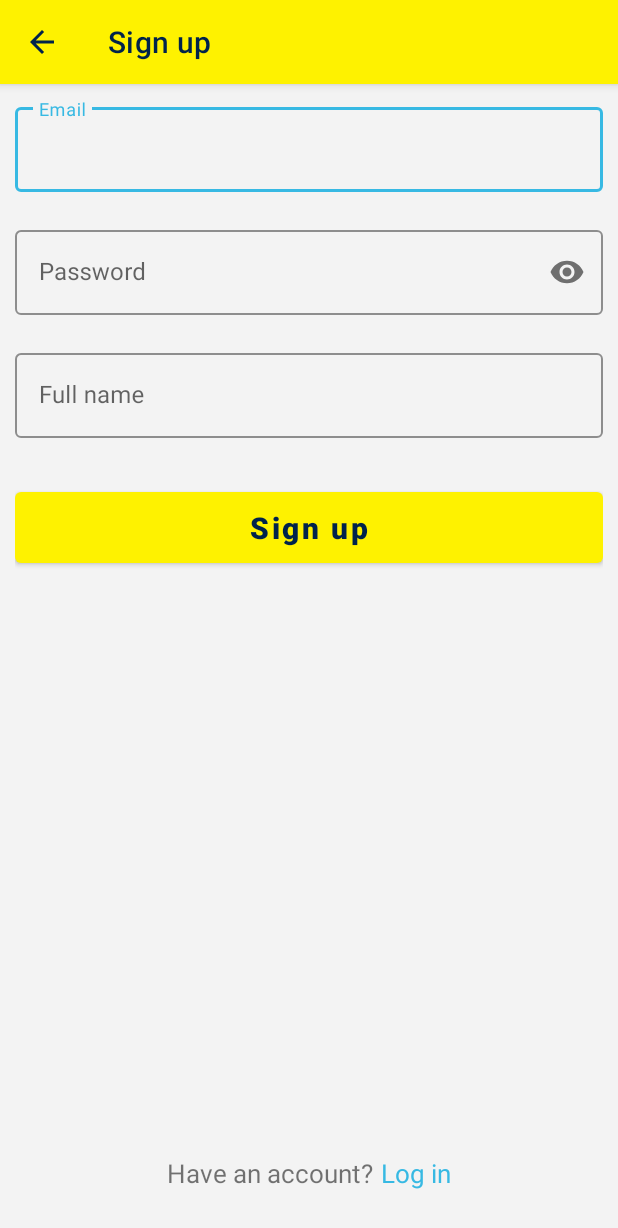
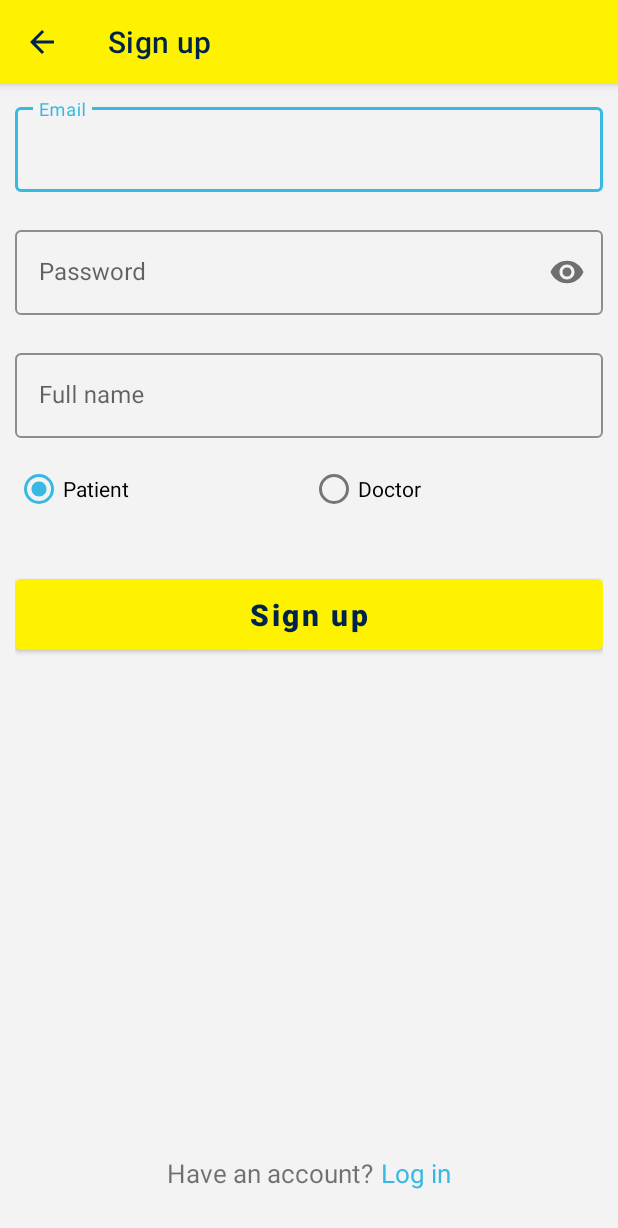
Before and after one commit to wajahatkarim3/ZocDoc-Clone, an Android app: the SignupActivity screen opened directly, with no data from a screen before it, on a phone screen of 412 x 824 dp. Shown: the top 1228 px of the screen. Run offline under Robolectric (Android 15) with nearby library versions, the phone set to English and light mode, and no system bars; our stand-ins replace Firebase (no records; nobody signed in at launch, a user with empty details on screens opened directly); libraries missing offline, so code that uses them is left out: com.cometchat.pro.

Commit message:
Added doctors account screens

```diff
--- a/app/src/main/java/com/wajahatkarim3/zocdoc/screens/SignupActivity.kt
+++ b/app/src/main/java/com/wajahatkarim3/zocdoc/screens/SignupActivity.kt
@@ -15,6 +15,7 @@ import com.google.firebase.auth.FirebaseAuth
 import com.google.firebase.ktx.Firebase
 import com.wajahatkarim3.zocdoc.R
 import com.wajahatkarim3.zocdoc.databinding.ActivitySignupBinding
+import org.json.JSONObject
 
 class SignupActivity : AppCompatActivity() {
 
@@ -77,14 +78,34 @@ class SignupActivity : AppCompatActivity() {
                         cometUser.uid = firebaseUser!!.uid
                         cometUser.name = bi.txtName.text.toString()
 
+                        var meta = JSONObject()
+                        meta.put("isDoctor", bi.radioDoctor.isChecked)
+                        cometUser.metadata = meta
+
                         CometChat.createUser(cometUser, getString(R.string.auth_key), object : CometChat.CallbackListener<User>() {
                             override fun onSuccess(u: User?) {
                                 Log.d("createUser", u.toString());
 
                                 CometChat.login(cometUser.uid, getString(R.string.auth_key), object : CometChat.CallbackListener<User>() {
                                     override fun onSuccess(u: User?) {
-                                        setResult(RESULT_OK)
-                                        finish()
+
+                                        if (u?.metadata?.has("isDoctor") == true && u.metadata?.getBoolean("isDoctor") == true) {
+                                            val i = Intent(applicationContext, DoctorMainActivity::class.java)
+                                            i.addFlags(Intent.FLAG_ACTIVITY_CLEAR_TOP)
+                                            i.addFlags(Intent.FLAG_ACTIVITY_CLEAR_TASK)
+                                            i.addFlags(Intent.FLAG_ACTIVITY_NEW_TASK)
+                                            startActivity(i)
+                                            finish()
+                                        }
+                                        else {
+                                            val i = Intent(applicationContext, MainActivity::class.java)
+                                            i.addFlags(Intent.FLAG_ACTIVITY_CLEAR_TOP)
+                                            i.addFlags(Intent.FLAG_ACTIVITY_CLEAR_TASK)
+                                            i.addFlags(Intent.FLAG_ACTIVITY_NEW_TASK)
+                                            startActivity(i)
+                                            finish()
+                                        }
+
                                     }
 
                                     override fun onError(ex: CometChatException?) {
--- a/app/src/main/res/layout/activity_signup.xml
+++ b/app/src/main/res/layout/activity_signup.xml
@@ -63,12 +63,34 @@
 
     </com.google.android.material.textfield.TextInputLayout>
 
+    <RadioGroup android:id="@+id/rgDoctorPatient"
+        android:layout_width="match_parent"
+        android:layout_height="wrap_content"
+        android:orientation="horizontal"
+        app:layout_constraintTop_toBottomOf="@+id/inputName"
+        android:layout_marginTop="10dp">
+
+        <RadioButton android:id="@+id/radioPatient"
+            android:layout_width="wrap_content"
+            android:layout_height="wrap_content"
+            android:checked="true"
+            android:layout_weight="1"
+            android:text="Patient" />
+
+        <RadioButton android:id="@+id/radioDoctor"
+            android:layout_width="wrap_content"
+            android:layout_height="wrap_content"
+            android:layout_weight="1"
+            android:text="Doctor" />
+
+    </RadioGroup>
+
     <com.google.android.material.button.MaterialButton
         android:id="@+id/btnSignup"
         android:layout_width="match_parent"
         android:layout_height="wrap_content"
         android:layout_marginTop="30dp"
-        app:layout_constraintTop_toBottomOf="@+id/inputName"
+        app:layout_constraintTop_toBottomOf="@+id/rgDoctorPatient"
         android:text="Sign up"
         android:textAllCaps="false"
         android:textStyle="bold"
--- a/app/src/main/res/values/strings.xml
+++ b/app/src/main/res/values/strings.xml
@@ -17,4 +17,5 @@
     <string name="gloria_lu_bio">Gloria Lu, MD, chose a career in medicine because it combined her fascination for health sciences and her desire to find a career dedicated to helping and healing people. From a young age, Dr. Lu was encouraged by her mother to be compassionate and always help others, which helped shape her career choices.
         \n\nAs a Family Medicine physician with MemorialCare Medical Group, Dr. Lu enjoys building relationships with her patients. Her interests include women\'s health and preventative care, and she loves coming up with plans that will be the best fit for her patients and enjoys seeing their progress.
         \n\nDr. Lu grew up in Northern California in a Taiwanese immigrant family and speaks Mandarin. In her free time, she enjoys singing in her a capella group, traveling, hiking, watching football and trying all sorts of different cuisines. She also loves to spend time with her husband and loved ones.</string>
+    <string name="hello_name">Hello %1s</string>
 </resources>
```
Also changed, not shown: app/src/main/AndroidManifest.xml (+10 -3 lines), app/src/main/java/com/wajahatkarim3/zocdoc/screens/ConversationsFragment.kt (added, +34 -0 lines), app/src/main/java/com/wajahatkarim3/zocdoc/screens/DoctorMainActivity.kt (added, +53 -0 lines), app/src/main/java/com/wajahatkarim3/zocdoc/screens/LoginActivity.kt (+16 -2 lines), app/src/main/java/com/wajahatkarim3/zocdoc/screens/ProfileFragment.kt (+10 -13 lines), app/src/main/java/com/wajahatkarim3/zocdoc/screens/SplashActivity.kt (+10 -3 lines), app/src/main/res/drawable/ic_outline_mark_chat_unread_24.xml (added, +10 -0 lines), app/src/main/res/layout/activity_doctor_main.xml (added, +28 -0 lines), app/src/main/res/layout/fragment_conversations.xml (added, +14 -0 lines), app/src/main/res/layout/fragment_profile.xml (+14 -3 lines).
